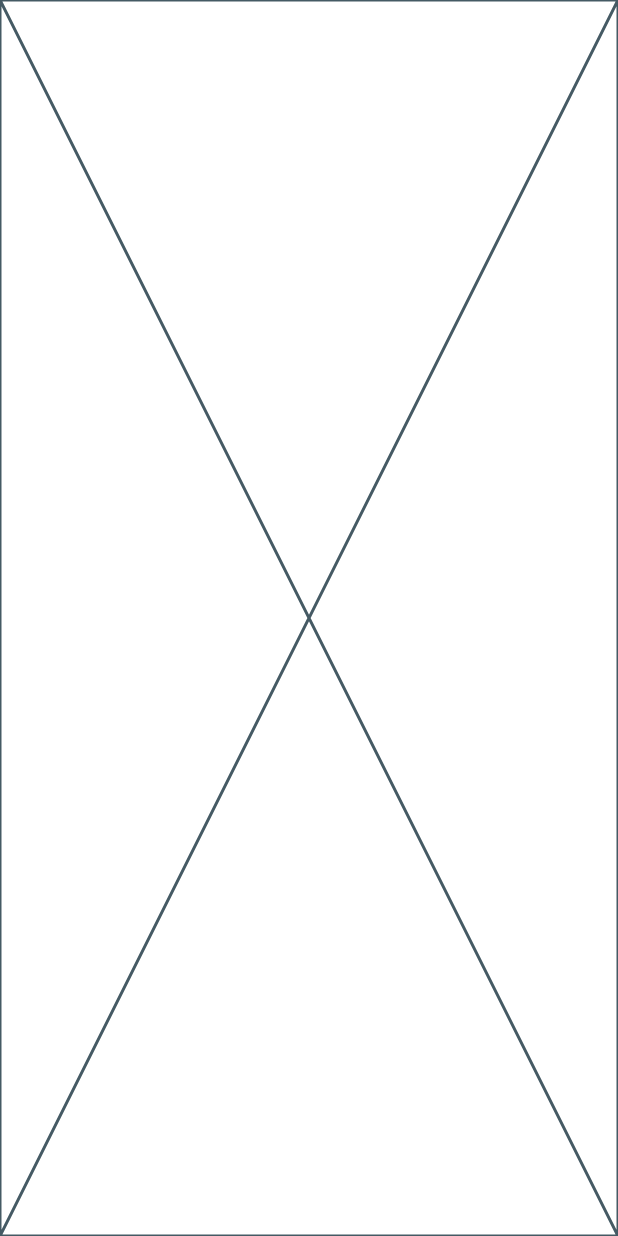
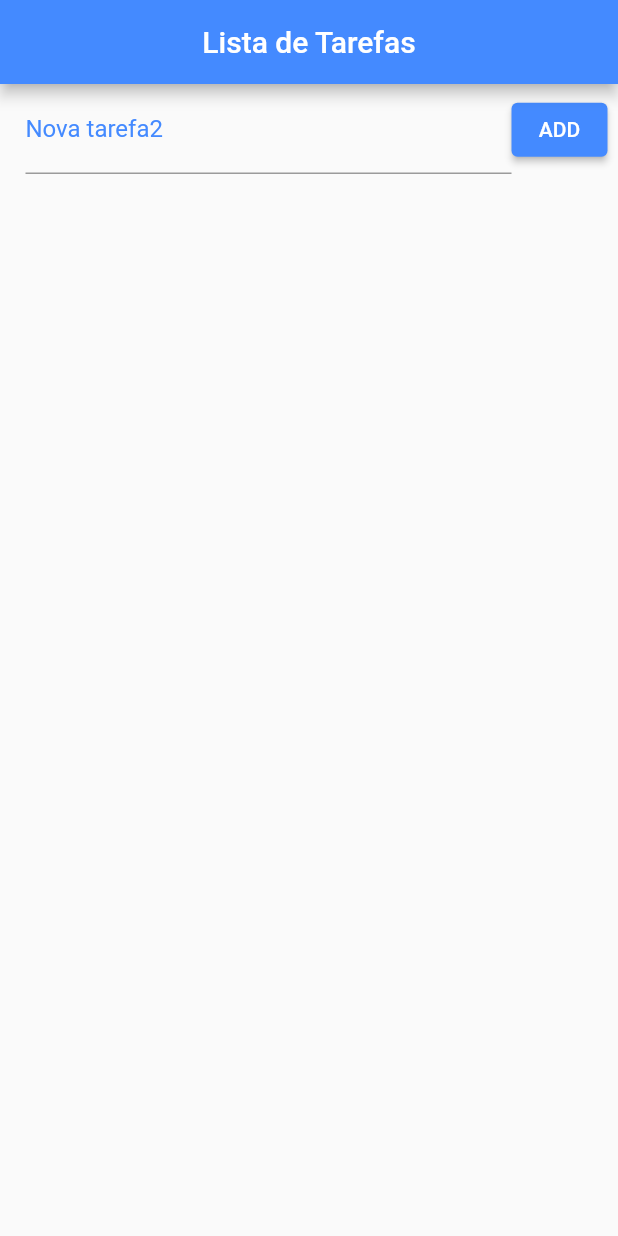
Before and after one commit to 9reis/app_flutter_lista_tarefas, a Flutter app: the screen it shows after launch, on a phone screen of 412 x 824 dp. Run offline on Flutter 3.47's test engine with Material 2 defaults, Android fonts, the phone set to English and light mode, and no system bars.

Commit message:
Iniciando o Layout

```diff
--- a/lib/main.dart
+++ b/lib/main.dart
@@ -8,6 +8,7 @@
   runApp(
     MaterialApp(
       home: Home(),
+      debugShowCheckedModeBanner: false,
     ),
   );
 }
@@ -24,7 +25,40 @@
 
   @override
   Widget build(BuildContext context) {
-    return const Placeholder();
+    return Scaffold(
+      appBar: AppBar(
+        title: const Text("Lista de Tarefas"),
+        backgroundColor: Colors.blueAccent,
+        centerTitle: true,
+      ),
+      body: Column(
+        children: [
+          Container(
+            padding: const EdgeInsets.fromLTRB(17, 1, 7, 1),
+            child: Row(
+              children: [
+                Expanded(
+                  child: TextField(
+                    decoration: InputDecoration(
+                        labelText: "Nova tarefa2",
+                        labelStyle: TextStyle(
+                          color: Colors.blueAccent,
+                        )),
+                  ),
+                ),
+                ElevatedButton(
+                  style: ElevatedButton.styleFrom(
+                    backgroundColor: Colors.blueAccent,
+                  ),
+                  onPressed: () {},
+                  child: Text("ADD"),
+                ),
+              ],
+            ),
+          )
+        ],
+      ),
+    );
   }
 
   Future<File> _getFile() async {
--- a/pubspec.yaml
+++ b/pubspec.yaml
@@ -19,7 +19,7 @@
 version: 1.0.0+1
 
 environment:
-  sdk: '>=2.19.2 <3.0.0'
+  sdk: '>=2.19.2 >= 3.0.0'
 
 # Dependencies specify other packages that your package needs in order to work.
 # To automatically upgrade your package dependencies to the latest versions
```
